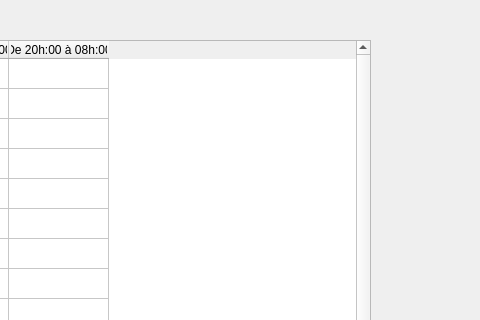
Qt form ui/guard_urgence.ui (otmanLAHRECHE/EPSP_Garde_Project) before a commit; both pictures show x 320 to 800 and y 0 to 320 of the 800 by 600 pixel window.
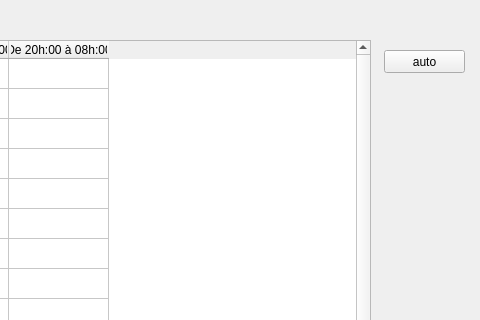
The same form after that commit.

The edit to the form file:
```diff
--- a/ui/guard_urgence.ui
+++ b/ui/guard_urgence.ui
@@ -274,6 +274,19 @@
      <string>Export</string>
     </property>
    </widget>
+   <widget class="QPushButton" name="pushButton_3">
+    <property name="geometry">
+     <rect>
+      <x>704</x>
+      <y>50</y>
+      <width>81</width>
+      <height>23</height>
+     </rect>
+    </property>
+    <property name="text">
+     <string>auto</string>
+    </property>
+   </widget>
   </widget>
   <widget class="QStatusBar" name="statusbar"/>
  </widget>
```
